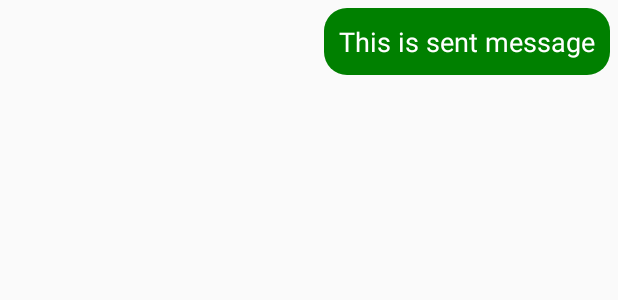
After one commit to Kacper-Cyganik/Kotlin-Chat-App, an Android app: the layout send.xml on its own in the app's theme, with its tools: preview values and no code run, on a phone screen of 412 x 824 dp. The commit adds this screen. Shown: the top 300 px of the screen. Run offline under Robolectric (Android 15) with nearby library versions, the phone set to English and light mode, and no system bars.

Commit message:
Create send and receive layouts.

```diff
--- /dev/null
+++ b/app/src/main/res/drawable/message_box_background.xml
@@ -0,0 +1,5 @@
+<?xml version="1.0" encoding="utf-8"?>
+<shape xmlns:android="http://schemas.android.com/apk/res/android">
+    <corners android:radius="20dp"/>
+    <stroke android:color="@color/green" android:width="2dp"/>
+</shape>
--- /dev/null
+++ b/app/src/main/res/layout/send.xml
@@ -0,0 +1,26 @@
+<?xml version="1.0" encoding="utf-8"?>
+<RelativeLayout xmlns:android="http://schemas.android.com/apk/res/android"
+    android:layout_width="match_parent"
+    android:layout_height="wrap_content">
+
+    <RelativeLayout
+        android:layout_width="wrap_content"
+        android:layout_height="wrap_content"
+        android:background="@drawable/btn_background"
+        android:layout_alignParentRight="true"
+        android:layout_marginRight="5dp"
+        android:layout_marginTop="5dp"
+
+        >
+
+        <TextView
+            android:id="@+id/sent_message"
+            android:layout_width="wrap_content"
+            android:layout_height="wrap_content"
+            android:text="This is sent message"
+            android:textColor="@color/white"
+            android:padding="10dp"
+            android:textSize="18sp"/>
+
+    </RelativeLayout>
+</RelativeLayout>
```
Also changed, not shown: app/src/main/java/com/example/chatapp/Message.kt (added, +13 -0 lines), app/src/main/res/layout/activity_chat.xml (+40 -2 lines), app/src/main/res/layout/receive.xml (added, +24 -0 lines), app/src/main/res/drawable/send_arrow_icon.png (added).
